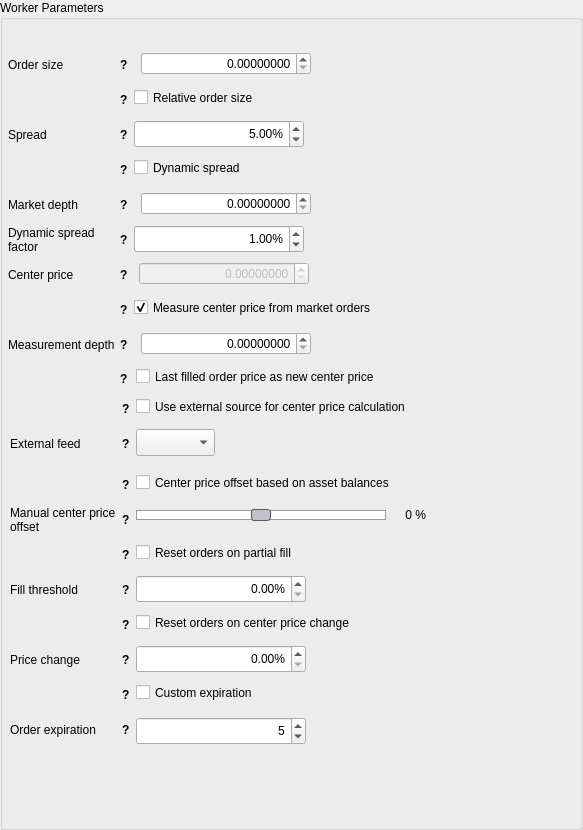
First picture: the form in dexbot/views/ui/forms/relative_orders_widget.ui, repository xeroc/stakemachine, before the edit.
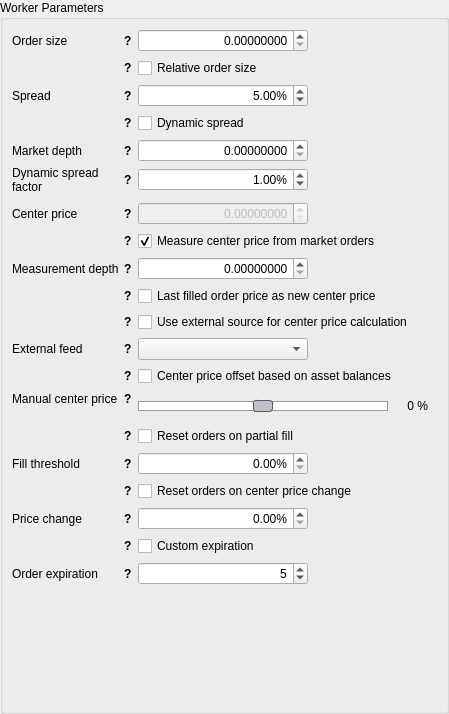
Second picture: the form after the edit.

Commit message: Fix Relative Orders custom form

The edit to the form file:
```diff
--- a/dexbot/views/ui/forms/relative_orders_widget.ui
+++ b/dexbot/views/ui/forms/relative_orders_widget.ui
@@ -6,8 +6,8 @@
    <rect>
     <x>0</x>
     <y>0</y>
-    <width>583</width>
-    <height>830</height>
+    <width>449</width>
+    <height>714</height>
    </rect>
   </property>
   <property name="windowTitle">
@@ -31,15 +31,9 @@
      <property name="title">
       <string>Worker Parameters</string>
      </property>
+     <layout class="QFormLayout" name="formLayout">
+      <item row="0" column="0">
      <widget class="QWidget" name="order_size_wrap" native="true">
-      <property name="geometry">
-       <rect>
-        <x>8</x>
-        <y>50</y>
-        <width>120</width>
-        <height>29</height>
-       </rect>
-      </property>
       <property name="sizePolicy">
        <sizepolicy hsizetype="Fixed" vsizetype="Preferred">
         <horstretch>0</horstretch>
@@ -132,15 +126,9 @@
        </item>
       </layout>
      </widget>
+      </item>
+      <item row="0" column="1">
      <widget class="QWidget" name="amount_input_wrap" native="true">
-      <property name="geometry">
-       <rect>
-        <x>134</x>
-        <y>50</y>
-        <width>322</width>
-        <height>28</height>
-       </rect>
-      </property>
       <property name="sizePolicy">
        <sizepolicy hsizetype="Fixed" vsizetype="Preferred">
         <horstretch>0</horstretch>
@@ -218,15 +206,9 @@
        </item>
       </layout>
      </widget>
+      </item>
+      <item row="1" column="0">
      <widget class="QWidget" name="relative_order_size_wrap" native="true">
-      <property name="geometry">
-       <rect>
-        <x>8</x>
-        <y>85</y>
-        <width>120</width>
-        <height>29</height>
-       </rect>
-      </property>
       <property name="sizePolicy">
        <sizepolicy hsizetype="Fixed" vsizetype="Preferred">
         <horstretch>0</horstretch>
@@ -304,28 +286,16 @@
        </item>
       </layout>
      </widget>
+      </item>
+      <item row="1" column="1">
      <widget class="QCheckBox" name="relative_order_size_input">
-      <property name="geometry">
-       <rect>
-        <x>134</x>
-        <y>85</y>
-        <width>147</width>
-        <height>25</height>
-       </rect>
-      </property>
       <property name="text">
        <string>Relative order size</string>
       </property>
      </widget>
+      </item>
+      <item row="2" column="0">
      <widget class="QWidget" name="spread_wrap" native="true">
-      <property name="geometry">
-       <rect>
-        <x>8</x>
-        <y>120</y>
-        <width>120</width>
-        <height>29</height>
-       </rect>
-      </property>
       <property name="sizePolicy">
        <sizepolicy hsizetype="Fixed" vsizetype="Preferred">
         <horstretch>0</horstretch>
@@ -418,15 +388,9 @@
        </item>
       </layout>
      </widget>
+      </item>
+      <item row="2" column="1">
      <widget class="QDoubleSpinBox" name="spread_input">
-      <property name="geometry">
-       <rect>
-        <x>134</x>
-        <y>120</y>
-        <width>170</width>
-        <height>28</height>
-       </rect>
-      </property>
       <property name="sizePolicy">
        <sizepolicy hsizetype="Fixed" vsizetype="Fixed">
         <horstretch>0</horstretch>
@@ -455,15 +419,9 @@
        <double>5.000000000000000</double>
       </property>
      </widget>
+      </item>
+      <item row="3" column="0">
      <widget class="QWidget" name="dynamic_spread_wrap" native="true">
-      <property name="geometry">
-       <rect>
-        <x>8</x>
-        <y>155</y>
-        <width>120</width>
-        <height>29</height>
-       </rect>
-      </property>
       <property name="sizePolicy">
        <sizepolicy hsizetype="Fixed" vsizetype="Preferred">
         <horstretch>0</horstretch>
@@ -541,28 +499,16 @@
        </item>
       </layout>
      </widget>
+      </item>
+      <item row="3" column="1">
      <widget class="QCheckBox" name="dynamic_spread_input">
-      <property name="geometry">
-       <rect>
-        <x>134</x>
-        <y>155</y>
-        <width>132</width>
-        <height>25</height>
-       </rect>
-      </property>
       <property name="text">
        <string>Dynamic spread</string>
       </property>
      </widget>
+      </item>
+      <item row="4" column="0">
      <widget class="QWidget" name="market_depth_wrap" native="true">
-      <property name="geometry">
-       <rect>
-        <x>8</x>
-        <y>190</y>
-        <width>120</width>
-        <height>29</height>
-       </rect>
-      </property>
       <property name="sizePolicy">
        <sizepolicy hsizetype="Fixed" vsizetype="Preferred">
         <horstretch>0</horstretch>
@@ -658,15 +604,9 @@
        </item>
       </layout>
      </widget>
+      </item>
+      <item row="4" column="1">
      <widget class="QWidget" name="market_depth_amount_input_wrap" native="true">
-      <property name="geometry">
-       <rect>
-        <x>134</x>
-        <y>190</y>
-        <width>322</width>
-        <height>28</height>
-       </rect>
-      </property>
       <property name="sizePolicy">
        <sizepolicy hsizetype="Fixed" vsizetype="Preferred">
         <horstretch>0</horstretch>
@@ -744,15 +684,9 @@
        </item>
       </layout>
      </widget>
+      </item>
+      <item row="5" column="0">
      <widget class="QWidget" name="dynamic_spread_factor_wrap" native="true">
-      <property name="geometry">
-       <rect>
-        <x>8</x>
-        <y>225</y>
-        <width>120</width>
-        <height>29</height>
-       </rect>
-      </property>
       <property name="sizePolicy">
        <sizepolicy hsizetype="Fixed" vsizetype="Preferred">
         <horstretch>0</horstretch>
@@ -848,15 +782,9 @@
        </item>
       </layout>
      </widget>
+      </item>
+      <item row="5" column="1">
      <widget class="QDoubleSpinBox" name="dynamic_spread_factor_input">
-      <property name="geometry">
-       <rect>
-        <x>134</x>
-        <y>225</y>
-        <width>170</width>
-        <height>28</height>
-       </rect>
-      </property>
       <property name="sizePolicy">
        <sizepolicy hsizetype="Fixed" vsizetype="Fixed">
         <horstretch>0</horstretch>
@@ -888,15 +816,9 @@
        <double>1.000000000000000</double>
       </property>
      </widget>
+      </item>
+      <item row="6" column="0">
      <widget class="QWidget" name="center_price_wrap" native="true">
-      <property name="geometry">
-       <rect>
-        <x>8</x>
-        <y>260</y>
-        <width>120</width>
-        <height>29</height>
-       </rect>
-      </property>
       <property name="sizePolicy">
        <sizepolicy hsizetype="Fixed" vsizetype="Preferred">
         <horstretch>0</horstretch>
@@ -989,15 +911,9 @@
        </item>
       </layout>
      </widget>
+      </item>
+      <item row="6" column="1">
      <widget class="QWidget" name="center_price_input_wrap" native="true">
-      <property name="geometry">
-       <rect>
-        <x>134</x>
-        <y>260</y>
-        <width>316</width>
-        <height>28</height>
-       </rect>
-      </property>
       <property name="sizePolicy">
        <sizepolicy hsizetype="Fixed" vsizetype="Preferred">
         <horstretch>0</horstretch>
@@ -1093,15 +1009,9 @@
        </item>
       </layout>
      </widget>
+      </item>
+      <item row="7" column="0">
      <widget class="QWidget" name="center_price_dynamic_wrap" native="true">
-      <property name="geometry">
-       <rect>
-        <x>8</x>
-        <y>295</y>
-        <width>120</width>
-        <height>29</height>
-       </rect>
-      </property>
       <property name="sizePolicy">
        <sizepolicy hsizetype="Fixed" vsizetype="Preferred">
         <horstretch>0</horstretch>
@@ -1179,15 +1089,9 @@
        </item>
       </layout>
      </widget>
+      </item>
+      <item row="7" column="1">
      <widget class="QCheckBox" name="center_price_dynamic_input">
-      <property name="geometry">
-       <rect>
-        <x>134</x>
-        <y>295</y>
-        <width>298</width>
-        <height>25</height>
-       </rect>
-      </property>
       <property name="sizePolicy">
        <sizepolicy hsizetype="Preferred" vsizetype="Preferred">
         <horstretch>0</horstretch>
@@ -1204,15 +1108,9 @@
        <bool>false</bool>
       </property>
      </widget>
+      </item>
+      <item row="8" column="0">
      <widget class="QWidget" name="center_price_depth_wrap" native="true">
-      <property name="geometry">
-       <rect>
-        <x>8</x>
-        <y>330</y>
-        <width>120</width>
-        <height>29</height>
-       </rect>
-      </property>
       <property name="sizePolicy">
        <sizepolicy hsizetype="Fixed" vsizetype="Preferred">
         <horstretch>0</horstretch>
@@ -1308,15 +1206,9 @@
        </item>
       </layout>
      </widget>
+      </item>
+      <item row="8" column="1">
      <widget class="QWidget" name="center_price_depth_input_wrap" native="true">
-      <property name="geometry">
-       <rect>
-        <x>134</x>
-        <y>330</y>
-        <width>322</width>
-        <height>28</height>
-       </rect>
-      </property>
       <property name="sizePolicy">
        <sizepolicy hsizetype="Fixed" vsizetype="Preferred">
         <horstretch>0</horstretch>
@@ -1394,15 +1286,267 @@
        </item>
       </layout>
      </widget>
+      </item>
+      <item row="9" column="0">
+       <widget class="QWidget" name="last_order_center_price_wrap_3" native="true">
+        <property name="sizePolicy">
+         <sizepolicy hsizetype="Fixed" vsizetype="Preferred">
+          <horstretch>0</horstretch>
+          <verstretch>0</verstretch>
+         </sizepolicy>
+        </property>
+        <property name="minimumSize">
+         <size>
+          <width>120</width>
+          <height>0</height>
+         </size>
+        </property>
+        <property name="maximumSize">
+         <size>
+          <width>120</width>
+          <height>16777215</height>
+         </size>
+        </property>
+        <layout class="QHBoxLayout" name="horizontalLayout_26">
+         <property name="spacing">
+          <number>0</number>
+         </property>
+         <property name="margin">
+          <number>0</number>
+         </property>
+         <item>
+          <spacer name="horizontalSpacer_9">
+           <property name="orientation">
+            <enum>Qt::Horizontal</enum>
+           </property>
+           <property name="sizeHint" stdset="0">
+            <size>
+             <width>40</width>
+             <height>20</height>
+            </size>
+           </property>
+          </spacer>
+         </item>
+         <item>
+          <widget class="QLabel" name="last_order_center_price_tooltip_3">
+           <property name="sizePolicy">
+            <sizepolicy hsizetype="Fixed" vsizetype="Preferred">
+             <horstretch>0</horstretch>
+             <verstretch>0</verstretch>
+            </sizepolicy>
+           </property>
+           <property name="font">
+            <font>
+             <weight>75</weight>
+             <bold>true</bold>
+            </font>
+           </property>
+           <property name="cursor">
+            <cursorShape>WhatsThisCursor</cursorShape>
+           </property>
+           <property name="toolTip">
+            <string>Use last filled order price as new center price</string>
+           </property>
+           <property name="text">
+            <string>?</string>
+           </property>
+           <property name="margin">
+            <number>5</number>
+           </property>
+          </widget>
+         </item>
+        </layout>
+       </widget>
+      </item>
+      <item row="9" column="1">
+       <widget class="QCheckBox" name="center_price_from_last_trade_input">
+        <property name="text">
+         <string>Last filled order price as new center price</string>
+        </property>
+       </widget>
+      </item>
+      <item row="10" column="0">
+       <widget class="QWidget" name="extrenal_feed_wrap_2" native="true">
+        <property name="sizePolicy">
+         <sizepolicy hsizetype="Fixed" vsizetype="Preferred">
+          <horstretch>0</horstretch>
+          <verstretch>0</verstretch>
+         </sizepolicy>
+        </property>
+        <property name="minimumSize">
+         <size>
+          <width>120</width>
+          <height>0</height>
+         </size>
+        </property>
+        <property name="maximumSize">
+         <size>
+          <width>120</width>
+          <height>16777215</height>
+         </size>
+        </property>
+        <layout class="QHBoxLayout" name="horizontalLayout_25">
+         <property name="spacing">
+          <number>0</number>
+         </property>
+         <property name="margin">
+          <number>0</number>
+         </property>
+         <item>
+          <spacer name="horizontalSpacer_2">
+           <property name="orientation">
+            <enum>Qt::Horizontal</enum>
+           </property>
+           <property name="sizeHint" stdset="0">
+            <size>
+             <width>40</width>
+             <height>20</height>
+            </size>
+           </property>
+          </spacer>
+         </item>
+         <item>
+          <widget class="QLabel" name="external_feed_tooltip_2">
+           <property name="sizePolicy">
+            <sizepolicy hsizetype="Fixed" vsizetype="Preferred">
+             <horstretch>0</horstretch>
+             <verstretch>0</verstretch>
+            </sizepolicy>
+           </property>
+           <property name="font">
+            <font>
+             <weight>75</weight>
+             <bold>true</bold>
+            </font>
+           </property>
+           <property name="cursor">
+            <cursorShape>WhatsThisCursor</cursorShape>
+           </property>
+           <property name="toolTip">
+            <string>Use external reference price instead of center price acquired from the market</string>
+           </property>
+           <property name="text">
+            <string>?</string>
+           </property>
+           <property name="margin">
+            <number>5</number>
+           </property>
+          </widget>
+         </item>
+        </layout>
+       </widget>
+      </item>
+      <item row="10" column="1">
+       <widget class="QCheckBox" name="external_feed_input">
+        <property name="text">
+         <string>Use external source for center price calculation</string>
+        </property>
+       </widget>
+      </item>
+      <item row="11" column="0">
+       <widget class="QWidget" name="external_feed_wrap" native="true">
+        <property name="sizePolicy">
+         <sizepolicy hsizetype="Fixed" vsizetype="Preferred">
+          <horstretch>0</horstretch>
+          <verstretch>0</verstretch>
+         </sizepolicy>
+        </property>
+        <property name="minimumSize">
+         <size>
+          <width>120</width>
+          <height>0</height>
+         </size>
+        </property>
+        <property name="maximumSize">
+         <size>
+          <width>120</width>
+          <height>16777215</height>
+         </size>
+        </property>
+        <layout class="QHBoxLayout" name="horizontalLayout_23">
+         <property name="spacing">
+          <number>0</number>
+         </property>
+         <property name="margin">
+          <number>0</number>
+         </property>
+         <item>
+          <widget class="QLabel" name="external_feed_label">
+           <property name="sizePolicy">
+            <sizepolicy hsizetype="Minimum" vsizetype="Preferred">
+             <horstretch>0</horstretch>
+             <verstretch>0</verstretch>
+            </sizepolicy>
+           </property>
+           <property name="minimumSize">
+            <size>
+             <width>0</width>
+             <height>0</height>
+            </size>
+           </property>
+           <property name="maximumSize">
+            <size>
+             <width>16777215</width>
+             <height>16777215</height>
+            </size>
+           </property>
+           <property name="text">
+            <string>External feed</string>
+           </property>
+           <property name="buddy">
+            <cstring>amount_input</cstring>
+           </property>
+          </widget>
+         </item>
+         <item>
+          <widget class="QLabel" name="external_feed_tooltip">
+           <property name="sizePolicy">
+            <sizepolicy hsizetype="Fixed" vsizetype="Preferred">
+             <horstretch>0</horstretch>
+             <verstretch>0</verstretch>
+            </sizepolicy>
+           </property>
+           <property name="font">
+            <font>
+             <weight>75</weight>
+             <bold>true</bold>
+            </font>
+           </property>
+           <property name="cursor">
+            <cursorShape>WhatsThisCursor</cursorShape>
+           </property>
+           <property name="toolTip">
+            <string>The bot will try to get price information from this source</string>
+           </property>
+           <property name="text">
+            <string>?</string>
+           </property>
+           <property name="margin">
+            <number>5</number>
+           </property>
+          </widget>
+         </item>
+        </layout>
+       </widget>
+      </item>
+      <item row="11" column="1">
+       <widget class="QComboBox" name="external_price_source_input">
+        <property name="enabled">
+         <bool>true</bool>
+        </property>
+        <property name="maximumSize">
+         <size>
+          <width>170</width>
+          <height>16777215</height>
+         </size>
+        </property>
+        <property name="currentIndex">
+         <number>-1</number>
+        </property>
+       </widget>
+      </item>
+      <item row="12" column="0">
      <widget class="QWidget" name="balance_offset_wrap" native="true">
-      <property name="geometry">
-       <rect>
-        <x>10</x>
-        <y>470</y>
-        <width>120</width>
-        <height>29</height>
-       </rect>
-      </property>
       <property name="sizePolicy">
        <sizepolicy hsizetype="Fixed" vsizetype="Preferred">
         <horstretch>0</horstretch>
@@ -1480,28 +1624,16 @@
        </item>
       </layout>
      </widget>
+      </item>
+      <item row="12" column="1">
      <widget class="QCheckBox" name="center_price_offset_input">
-      <property name="geometry">
-       <rect>
-        <x>136</x>
-        <y>470</y>
-        <width>312</width>
-        <height>25</height>
-       </rect>
-      </property>
       <property name="text">
        <string>Center price offset based on asset balances</string>
       </property>
      </widget>
+      </item>
+      <item row="13" column="0">
      <widget class="QWidget" name="manual_offset_wrap" native="true">
-      <property name="geometry">
-       <rect>
-        <x>10</x>
-        <y>505</y>
-        <width>120</width>
-        <height>29</height>
-       </rect>
-      </property>
       <property name="sizePolicy">
        <sizepolicy hsizetype="Fixed" vsizetype="Fixed">
         <horstretch>0</horstretch>
@@ -1594,15 +1726,9 @@
        </item>
       </layout>
      </widget>
+      </item>
+      <item row="13" column="1">
      <widget class="QWidget" name="manual_offset_input_wrap" native="true">
-      <property name="geometry">
-       <rect>
-        <x>136</x>
-        <y>505</y>
-        <width>290</width>
-        <height>20</height>
-       </rect>
-      </property>
       <property name="sizePolicy">
        <sizepolicy hsizetype="Fixed" vsizetype="Preferred">
         <horstretch>0</horstretch>
@@ -1723,15 +1849,9 @@
        </item>
       </layout>
      </widget>
+      </item>
+      <item row="14" column="0">
      <widget class="QWidget" name="reset_on_partial_fill_wrap" native="true">
-      <property name="geometry">
-       <rect>
-        <x>10</x>
-        <y>540</y>
-        <width>120</width>
-        <height>29</height>
-       </rect>
-      </property>
       <property name="sizePolicy">
        <sizepolicy hsizetype="Fixed" vsizetype="Preferred">
         <horstretch>0</horstretch>
@@ -1809,28 +1929,16 @@
        </item>
       </layout>
      </widget>
+      </item>
+      <item row="14" column="1">
      <widget class="QCheckBox" name="reset_on_partial_fill_input">
-      <property name="geometry">
-       <rect>
-        <x>136</x>
-        <y>540</y>
-        <width>197</width>
-        <height>25</height>
-       </rect>
-      </property>
       <property name="text">
        <string>Reset orders on partial fill</string>
       </property>
      </widget>
+      </item>
+      <item row="15" column="0">
      <widget class="QWidget" name="partial_fill_threshold_wrap" native="true">
-      <property name="geometry">
-       <rect>
-        <x>10</x>
-        <y>575</y>
-        <width>120</width>
-        <height>29</height>
-       </rect>
-      </property>
       <property name="sizePolicy">
        <sizepolicy hsizetype="Fixed" vsizetype="Preferred">
         <horstretch>0</horstretch>
@@ -1923,15 +2031,9 @@
        </item>
       </layout>
      </widget>
+      </item>
+      <item row="15" column="1">
      <widget class="QDoubleSpinBox" name="partial_fill_threshold_input">
-      <property name="geometry">
-       <rect>
-        <x>136</x>
-        <y>575</y>
-        <width>170</width>
-        <height>28</height>
-       </rect>
-      </property>
       <property name="sizePolicy">
        <sizepolicy hsizetype="Fixed" vsizetype="Fixed">
         <horstretch>0</horstretch>
@@ -1960,15 +2062,9 @@
        <double>0.000000000000000</double>
       </property>
      </widget>
+      </item>
+      <item row="16" column="0">
      <widget class="QWidget" name="reset_on_price_change_wrap" native="true">
-      <property name="geometry">
-       <rect>
-        <x>10</x>
-        <y>610</y>
-        <width>120</width>
-        <height>29</height>
-       </rect>
-      </property>
       <property name="sizePolicy">
        <sizepolicy hsizetype="Fixed" vsizetype="Preferred">
         <horstretch>0</horstretch>
@@ -2046,28 +2142,16 @@
        </item>
       </layout>
      </widget>
+      </item>
+      <item row="16" column="1">
      <widget class="QCheckBox" name="reset_on_price_change_input">
-      <property name="geometry">
-       <rect>
-        <x>136</x>
-        <y>610</y>
-        <width>263</width>
-        <height>25</height>
-       </rect>
-      </property>
       <property name="text">
        <string>Reset orders on center price change</string>
       </property>
      </widget>
+      </item>
+      <item row="17" column="0">
      <widget class="QWidget" name="price_change_wrap" native="true">
-      <property name="geometry">
-       <rect>
-        <x>10</x>
-        <y>645</y>
-        <width>120</width>
-        <height>29</height>
-       </rect>
-      </property>
       <property name="sizePolicy">
        <sizepolicy hsizetype="Fixed" vsizetype="Preferred">
         <horstretch>0</horstretch>
@@ -2160,15 +2244,9 @@
        </item>
       </layout>
      </widget>
+      </item>
+      <item row="17" column="1">
      <widget class="QDoubleSpinBox" name="price_change_threshold_input">
-      <property name="geometry">
-       <rect>
-        <x>136</x>
-        <y>645</y>
-        <width>170</width>
-        <height>28</height>
-       </rect>
-      </property>
       <property name="sizePolicy">
        <sizepolicy hsizetype="Fixed" vsizetype="Fixed">
         <horstretch>0</horstretch>
@@ -2197,15 +2275,9 @@
        <double>0.000000000000000</double>
       </property>
      </widget>
+      </item>
+      <item row="18" column="0">
      <widget class="QWidget" name="balance_offset_wrap_4" native="true">
-      <property name="geometry">
-       <rect>
-        <x>10</x>
-        <y>680</y>
-        <width>120</width>
-        <height>29</height>
-       </rect>
-      </property>
       <property name="sizePolicy">
        <sizepolicy hsizetype="Fixed" vsizetype="Preferred">
         <horstretch>0</horstretch>
@@ -2283,28 +2355,16 @@
        </item>
       </layout>
      </widget>
+      </item>
+      <item row="18" column="1">
      <widget class="QCheckBox" name="custom_expiration_input">
-      <property name="geometry">
-       <rect>
-        <x>136</x>
-        <y>680</y>
-        <width>148</width>
-        <height>25</height>
-       </rect>
-      </property>
       <property name="text">
        <string>Custom expiration</string>
       </property>
      </widget>
+      </item>
+      <item row="19" column="0">
      <widget class="QWidget" name="order_expiration_wrap" native="true">
-      <property name="geometry">
-       <rect>
-        <x>10</x>
-        <y>715</y>
-        <width>120</width>
-        <height>29</height>
-       </rect>
-      </property>
       <property name="sizePolicy">
        <sizepolicy hsizetype="Fixed" vsizetype="Preferred">
         <horstretch>0</horstretch>
@@ -2397,15 +2457,9 @@
        </item>
       </layout>
      </widget>
+      </item>
+      <item row="19" column="1">
      <widget class="QDoubleSpinBox" name="expiration_time_input">
-      <property name="geometry">
-       <rect>
-        <x>136</x>
-        <y>717</y>
-        <width>170</width>
-        <height>28</height>
-       </rect>
-      </property>
       <property name="sizePolicy">
        <sizepolicy hsizetype="Fixed" vsizetype="Fixed">
         <horstretch>0</horstretch>
@@ -2437,327 +2491,8 @@
        <double>5.000000000000000</double>
       </property>
      </widget>
-     <widget class="QWidget" name="external_feed_wrap" native="true">
-      <property name="geometry">
-       <rect>
-        <x>10</x>
-        <y>429</y>
-        <width>120</width>
-        <height>29</height>
-       </rect>
-      </property>
-      <property name="sizePolicy">
-       <sizepolicy hsizetype="Fixed" vsizetype="Preferred">
-        <horstretch>0</horstretch>
-        <verstretch>0</verstretch>
-       </sizepolicy>
-      </property>
-      <property name="minimumSize">
-       <size>
-        <width>120</width>
-        <height>0</height>
-       </size>
-      </property>
-      <property name="maximumSize">
-       <size>
-        <width>120</width>
-        <height>16777215</height>
-       </size>
-      </property>
-      <layout class="QHBoxLayout" name="horizontalLayout_23">
-       <property name="spacing">
-        <number>0</number>
-       </property>
-       <property name="leftMargin">
-        <number>0</number>
-       </property>
-       <property name="topMargin">
-        <number>0</number>
-       </property>
-       <property name="rightMargin">
-        <number>0</number>
-       </property>
-       <property name="bottomMargin">
-        <number>0</number>
-       </property>
-       <item>
-        <widget class="QLabel" name="external_feed_label">
-         <property name="sizePolicy">
-          <sizepolicy hsizetype="Minimum" vsizetype="Preferred">
-           <horstretch>0</horstretch>
-           <verstretch>0</verstretch>
-          </sizepolicy>
-         </property>
-         <property name="minimumSize">
-          <size>
-           <width>0</width>
-           <height>0</height>
-          </size>
-         </property>
-         <property name="maximumSize">
-          <size>
-           <width>16777215</width>
-           <height>16777215</height>
-          </size>
-         </property>
-         <property name="text">
-          <string>External feed</string>
-         </property>
-         <property name="buddy">
-          <cstring>amount_input</cstring>
-         </property>
-        </widget>
-       </item>
-       <item>
-        <widget class="QLabel" name="external_feed_tooltip">
-         <property name="sizePolicy">
-          <sizepolicy hsizetype="Fixed" vsizetype="Preferred">
-           <horstretch>0</horstretch>
-           <verstretch>0</verstretch>
-          </sizepolicy>
-         </property>
-         <property name="font">
-          <font>
-           <weight>75</weight>
-           <bold>true</bold>
-          </font>
-         </property>
-         <property name="cursor">
-          <cursorShape>WhatsThisCursor</cursorShape>
-         </property>
-         <property name="toolTip">
-          <string>The bot will try to get price information from this source</string>
-         </property>
-         <property name="text">
-          <string>?</string>
-         </property>
-         <property name="margin">
-          <number>5</number>
-         </property>
-        </widget>
-       </item>
-      </layout>
-     </widget>
-     <widget class="QComboBox" name="external_price_source_input">
-      <property name="enabled">
-       <bool>true</bool>
-      </property>
-      <property name="geometry">
-       <rect>
-        <x>136</x>
-        <y>429</y>
-        <width>79</width>
-        <height>27</height>
-       </rect>
-      </property>
-      <property name="maximumSize">
-       <size>
-        <width>170</width>
-        <height>16777215</height>
-       </size>
-      </property>
-      <property name="currentIndex">
-       <number>-1</number>
-      </property>
-     </widget>
-     <widget class="QWidget" name="extrenal_feed_wrap_2" native="true">
-      <property name="geometry">
-       <rect>
-        <x>10</x>
-        <y>394</y>
-        <width>120</width>
-        <height>29</height>
-       </rect>
-      </property>
-      <property name="sizePolicy">
-       <sizepolicy hsizetype="Fixed" vsizetype="Preferred">
-        <horstretch>0</horstretch>
-        <verstretch>0</verstretch>
-       </sizepolicy>
-      </property>
-      <property name="minimumSize">
-       <size>
-        <width>120</width>
-        <height>0</height>
-       </size>
-      </property>
-      <property name="maximumSize">
-       <size>
-        <width>120</width>
-        <height>16777215</height>
-       </size>
-      </property>
-      <layout class="QHBoxLayout" name="horizontalLayout_25">
-       <property name="spacing">
-        <number>0</number>
-       </property>
-       <property name="leftMargin">
-        <number>0</number>
-       </property>
-       <property name="topMargin">
-        <number>0</number>
-       </property>
-       <property name="rightMargin">
-        <number>0</number>
-       </property>
-       <property name="bottomMargin">
-        <number>0</number>
-       </property>
-       <item>
-        <spacer name="horizontalSpacer_2">
-         <property name="orientation">
-          <enum>Qt::Horizontal</enum>
-         </property>
-         <property name="sizeHint" stdset="0">
-          <size>
-           <width>40</width>
-           <height>20</height>
-          </size>
-         </property>
-        </spacer>
-       </item>
-       <item>
-        <widget class="QLabel" name="external_feed_tooltip_2">
-         <property name="sizePolicy">
-          <sizepolicy hsizetype="Fixed" vsizetype="Preferred">
-           <horstretch>0</horstretch>
-           <verstretch>0</verstretch>
-          </sizepolicy>
-         </property>
-         <property name="font">
-          <font>
-           <weight>75</weight>
-           <bold>true</bold>
-          </font>
-         </property>
-         <property name="cursor">
-          <cursorShape>WhatsThisCursor</cursorShape>
-         </property>
-         <property name="toolTip">
-          <string>Use external reference price instead of center price acquired from the market</string>
-         </property>
-         <property name="text">
-          <string>?</string>
-         </property>
-         <property name="margin">
-          <number>5</number>
-         </property>
-        </widget>
-       </item>
-      </layout>
-     </widget>
-     <widget class="QCheckBox" name="external_feed_input">
-      <property name="geometry">
-       <rect>
-        <x>136</x>
-        <y>394</y>
-        <width>335</width>
-        <height>25</height>
-       </rect>
-      </property>
-      <property name="text">
-       <string>Use external source for center price calculation</string>
-      </property>
-     </widget>
-     <widget class="QWidget" name="cp_from_trade_wrap" native="true">
-      <property name="geometry">
-       <rect>
-        <x>8</x>
-        <y>364</y>
-        <width>120</width>
-        <height>29</height>
-       </rect>
-      </property>
-      <property name="sizePolicy">
-       <sizepolicy hsizetype="Fixed" vsizetype="Preferred">
-        <horstretch>0</horstretch>
-        <verstretch>0</verstretch>
-       </sizepolicy>
-      </property>
-      <property name="minimumSize">
-       <size>
-        <width>120</width>
-        <height>0</height>
-       </size>
-      </property>
-      <property name="maximumSize">
-       <size>
-        <width>120</width>
-        <height>16777215</height>
-       </size>
-      </property>
-      <layout class="QHBoxLayout" name="horizontalLayout_50">
-       <property name="spacing">
-        <number>0</number>
-       </property>
-       <property name="leftMargin">
-        <number>0</number>
-       </property>
-       <property name="topMargin">
-        <number>0</number>
-       </property>
-       <property name="rightMargin">
-        <number>0</number>
-       </property>
-       <property name="bottomMargin">
-        <number>0</number>
-       </property>
-       <item>
-        <spacer name="horizontalSpacer_17">
-         <property name="orientation">
-          <enum>Qt::Horizontal</enum>
-         </property>
-         <property name="sizeHint" stdset="0">
-          <size>
-           <width>101</width>
-           <height>20</height>
-          </size>
-         </property>
-        </spacer>
-       </item>
-       <item>
-        <widget class="QLabel" name="cp_from_trade_tooltip">
-         <property name="sizePolicy">
-          <sizepolicy hsizetype="Fixed" vsizetype="Preferred">
-           <horstretch>0</horstretch>
-           <verstretch>0</verstretch>
-          </sizepolicy>
-         </property>
-         <property name="font">
-          <font>
-           <weight>75</weight>
-           <bold>true</bold>
-          </font>
-         </property>
-         <property name="cursor">
-          <cursorShape>WhatsThisCursor</cursorShape>
-         </property>
-         <property name="toolTip">
-          <string>Use last filled order price as new center price</string>
-         </property>
-         <property name="text">
-          <string>?</string>
-         </property>
-         <property name="margin">
-          <number>5</number>
-         </property>
-        </widget>
-       </item>
-      </layout>
-     </widget>
-     <widget class="QCheckBox" name="center_price_from_last_trade_input">
-      <property name="geometry">
-       <rect>
-        <x>136</x>
-        <y>364</y>
-        <width>335</width>
-        <height>25</height>
-       </rect>
-      </property>
-      <property name="text">
-       <string>Last filled order price as new center price</string>
-      </property>
-     </widget>
+      </item>
+     </layout>
     </widget>
    </item>
   </layout>
```
Left out of the diff: 259 changed lines with no effect on the pictures. Lines whose indentation alone changed are shown as unchanged.
